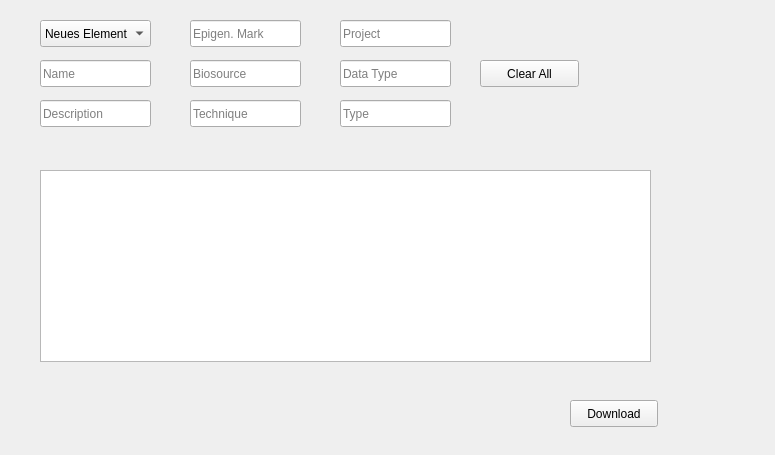
Qt form interface/design.ui (Marvin84/reg-gen) before a commit.
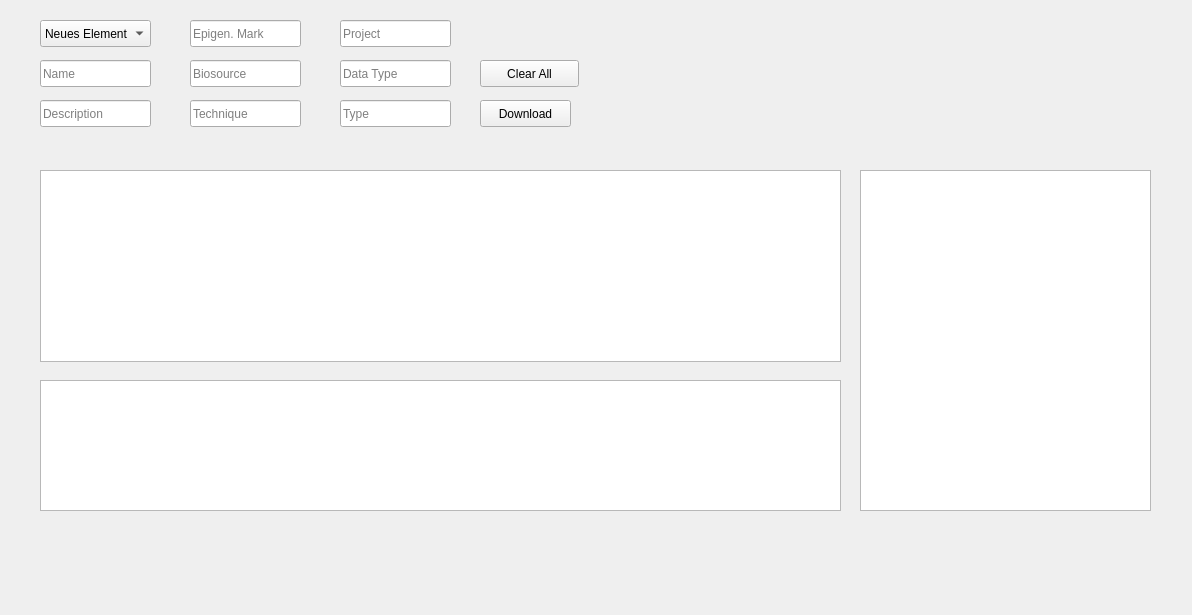
The same form after that commit.

Commit message: Layout for the 3 table views

The edit to the form file:
```diff
--- a/interface/design.ui
+++ b/interface/design.ui
@@ -6,8 +6,8 @@
    <rect>
     <x>0</x>
     <y>0</y>
-    <width>775</width>
-    <height>455</height>
+    <width>1192</width>
+    <height>615</height>
    </rect>
   </property>
   <property name="windowTitle">
@@ -16,9 +16,9 @@
   <widget class="QPushButton" name="buttonDownload">
    <property name="geometry">
     <rect>
-     <x>570</x>
-     <y>400</y>
-     <width>88</width>
+     <x>480</x>
+     <y>100</y>
+     <width>91</width>
      <height>27</height>
     </rect>
    </property>
@@ -31,7 +31,7 @@
     <rect>
      <x>40</x>
      <y>170</y>
-     <width>611</width>
+     <width>801</width>
      <height>192</height>
     </rect>
    </property>
@@ -198,6 +198,53 @@
     <string>Clear All</string>
    </property>
   </widget>
+  <widget class="QTableView" name="tableViewMeta">
+   <property name="geometry">
+    <rect>
+     <x>860</x>
+     <y>170</y>
+     <width>291</width>
+     <height>341</height>
+    </rect>
+   </property>
+   <property name="showGrid">
+    <bool>false</bool>
+   </property>
+   <attribute name="horizontalHeaderMinimumSectionSize">
+    <number>144</number>
+   </attribute>
+   <attribute name="verticalHeaderDefaultSectionSize">
+    <number>0</number>
+   </attribute>
+   <attribute name="verticalHeaderShowSortIndicator" stdset="0">
+    <bool>false</bool>
+   </attribute>
+  </widget>
+  <widget class="QTableView" name="dataTableSelected">
+   <property name="geometry">
+    <rect>
+     <x>40</x>
+     <y>380</y>
+     <width>801</width>
+     <height>131</height>
+    </rect>
+   </property>
+   <property name="selectionBehavior">
+    <enum>QAbstractItemView::SelectRows</enum>
+   </property>
+   <property name="horizontalScrollMode">
+    <enum>QAbstractItemView::ScrollPerPixel</enum>
+   </property>
+   <property name="sortingEnabled">
+    <bool>true</bool>
+   </property>
+   <attribute name="verticalHeaderVisible">
+    <bool>true</bool>
+   </attribute>
+   <attribute name="verticalHeaderHighlightSections">
+    <bool>false</bool>
+   </attribute>
+  </widget>
  </widget>
  <resources/>
  <connections>
```
The commit also changes 1 other file.
